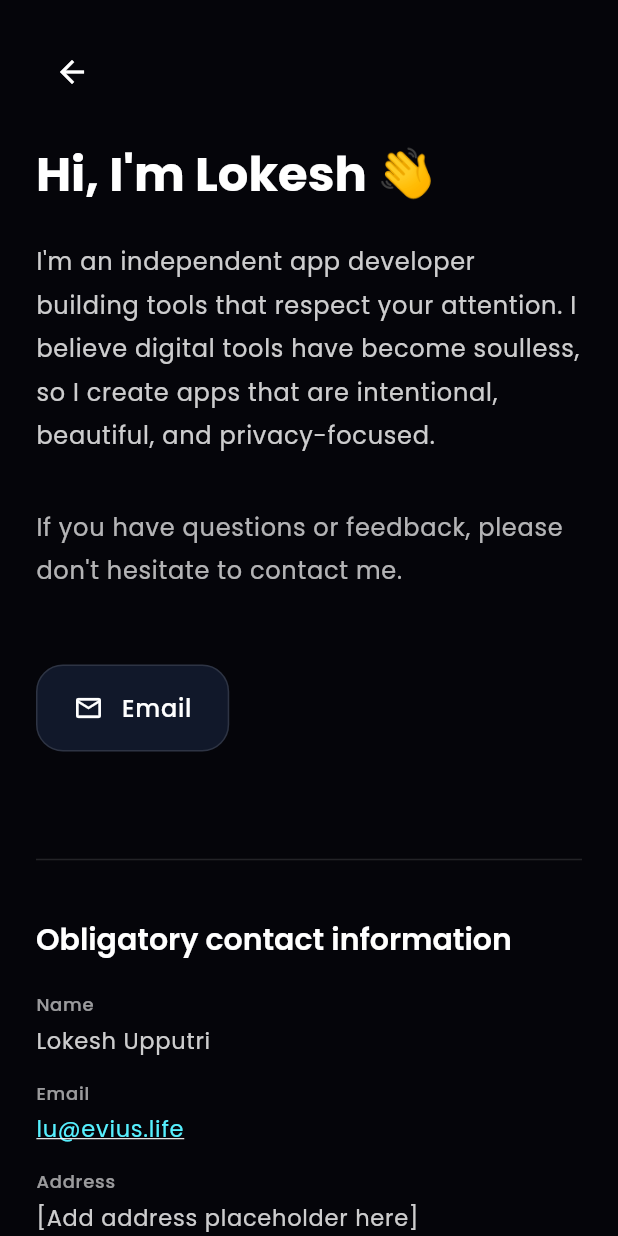
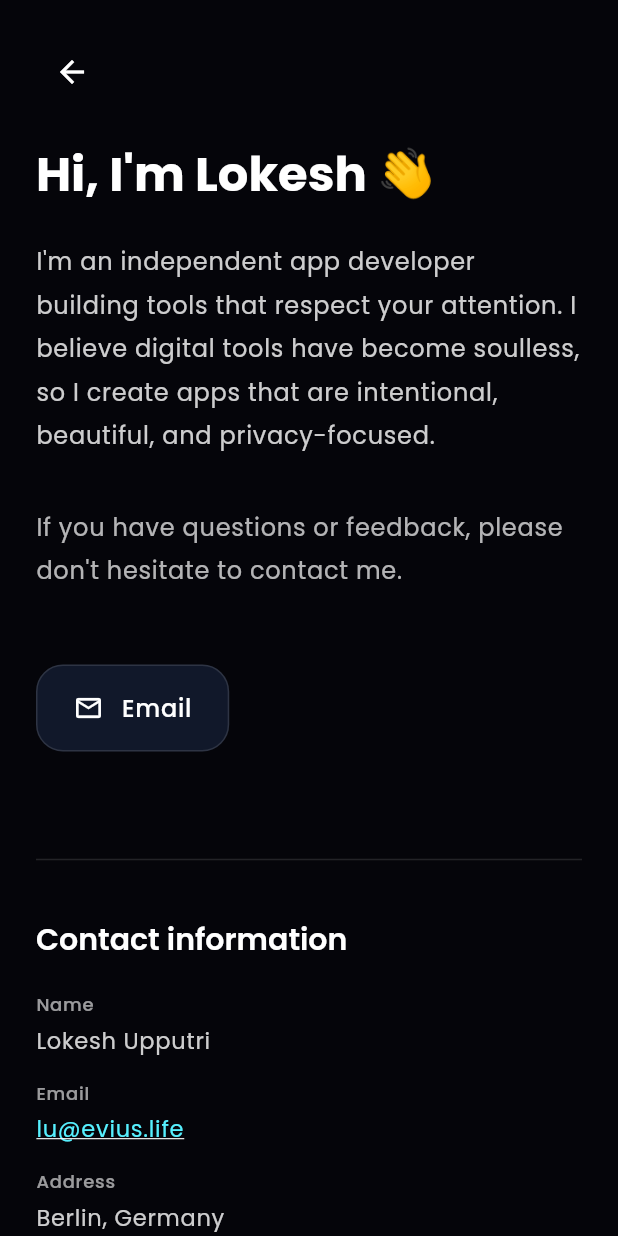
Before and after one commit to LokiBoyy/evius.life, a Flutter app: the ContactPage screen opened by its route, on a phone screen of 412 x 824 dp. Run offline on Flutter 3.47's test engine with Material 3 defaults, Android fonts, the phone set to English and light mode, and no system bars; drawn by our look-alikes of flutter_animate; our stand-ins replace google_fonts; missing offline and left inert: dart:html.

Commit message:
updated contact

```diff
--- a/evius_life_site/lib/pages/contact.dart
+++ b/evius_life_site/lib/pages/contact.dart
@@ -132,7 +132,7 @@ class _ContactPageState extends State<ContactPage> {
                     Divider(color: theme.colorScheme.outline, thickness: 1),
                     SizedBox(height: isMobile ? 32 : 40),
                     Text(
-                      'Obligatory contact information',
+                      'Contact information',
                       style: theme.textTheme.titleLarge?.copyWith(
                         fontWeight: FontWeight.w600,
                         color: theme.colorScheme.onSurface,
@@ -155,16 +155,10 @@ class _ContactPageState extends State<ContactPage> {
                     SizedBox(height: isMobile ? 16 : 20),
                     _ContactInfoItem(
                       label: 'Address',
-                      value: '[Add address placeholder here]',
+                      value: 'Berlin, Germany',
                       theme: theme,
                     ),
                     SizedBox(height: isMobile ? 16 : 20),
-                    _ContactInfoItem(
-                      label: 'Phone',
-                      value: '[Add phone placeholder here]',
-                      theme: theme,
-                    ),
-                    SizedBox(height: isMobile ? 48 : 64),
                   ],
                 ),
               ),
```
Also changed, not shown: 2 other files.
